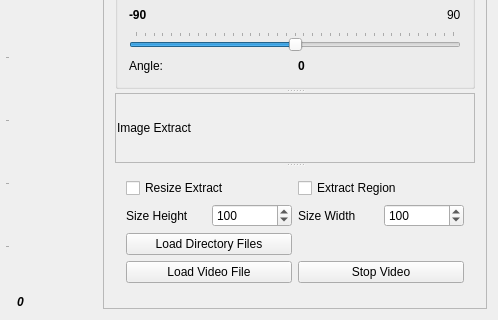
Before: the Qt Designer form mainwindow.ui in animecomico/gui-training-opencv, drawn with Qt 5; both pictures show x 704 to 1202 and y 481 to 801 of the 1202 by 801 pixel window.
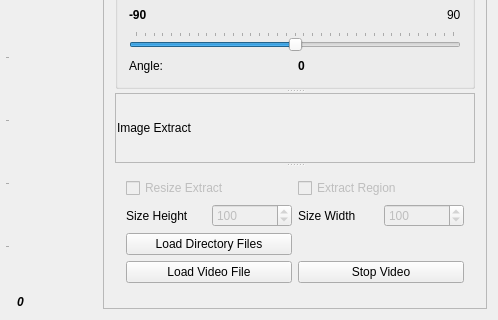
After: the same form once the commit is applied.

Commit message: -Ajustando compotamiento de la interfaz para HAAR y SVM

The edit to the form file:
```diff
--- a/mainwindow.ui
+++ b/mainwindow.ui
@@ -1120,7 +1120,7 @@
              <item>
               <widget class="QSpinBox" name="spinBoxResHeight">
                <property name="enabled">
-                <bool>true</bool>
+                <bool>false</bool>
                </property>
                <property name="minimum">
                 <number>10</number>
@@ -1146,7 +1146,7 @@
              <item>
               <widget class="QSpinBox" name="spinBoxResWidth">
                <property name="enabled">
-                <bool>true</bool>
+                <bool>false</bool>
                </property>
                <property name="minimum">
                 <number>10</number>
@@ -1164,7 +1164,7 @@
            <item row="0" column="1">
             <widget class="QCheckBox" name="checkBoxImageEXtractOnly">
              <property name="enabled">
-              <bool>true</bool>
+              <bool>false</bool>
              </property>
              <property name="toolTip">
               <string>&lt;html&gt;&lt;head/&gt;&lt;body&gt;&lt;p&gt;Sirve para solo extraer la region de interes&lt;/p&gt;&lt;p&gt;Solo va ir la ubicacion de la region de la&lt;/p&gt;&lt;p&gt;la imagen extraida.&lt;/p&gt;&lt;/body&gt;&lt;/html&gt;</string>
@@ -1191,7 +1191,7 @@
            <item row="0" column="0">
             <widget class="QCheckBox" name="checkBoxResizeEXtract">
              <property name="enabled">
-              <bool>true</bool>
+              <bool>false</bool>
              </property>
              <property name="text">
               <string>Resize Extract</string>
```
The commit also changes 2 other files.
